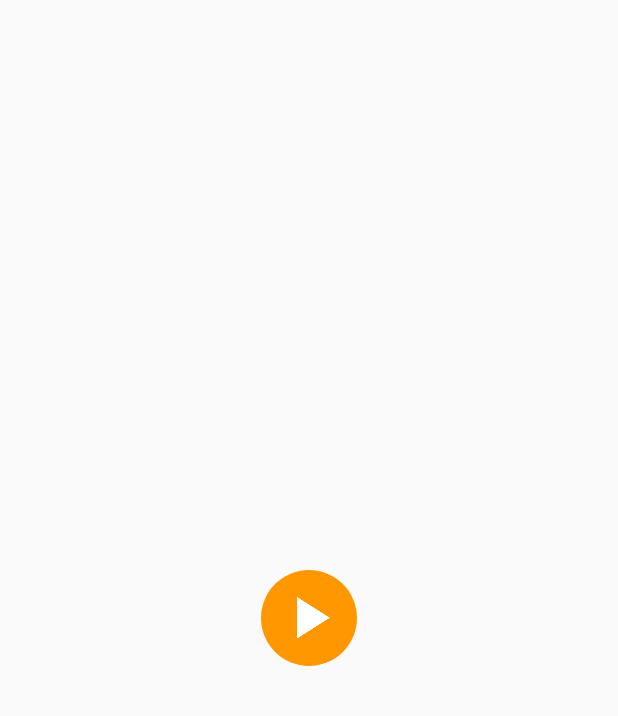
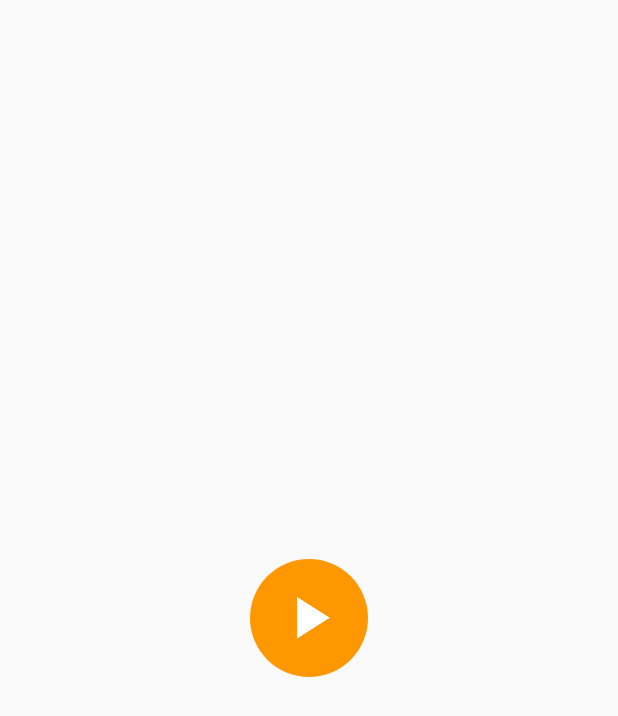
Before and after one commit to indywidualny/Centrum.fm, an Android app: the layout widget_quick_play.xml on its own in the app's theme, with its tools: preview values and no code run, on a phone screen of 412 x 824 dp. Shown: the top 716 px of the screen. Run offline under Robolectric (Android 15) with nearby library versions, the phone set to English and light mode, and no system bars.

Commit message:
Widget size improved

```diff
--- a/app/src/main/res/layout/widget_quick_play.xml
+++ b/app/src/main/res/layout/widget_quick_play.xml
@@ -2,7 +2,7 @@
 <RelativeLayout xmlns:android="http://schemas.android.com/apk/res/android"
     android:layout_width="match_parent"
     android:layout_height="match_parent"
-    android:layout_margin="12dp"
+    android:layout_margin="3dp"
     android:background="@android:color/transparent">
 
     <ImageView
@@ -13,7 +13,7 @@
         android:adjustViewBounds="true"
         android:background="@drawable/background_circle"
         android:contentDescription="@string/action_play_stop"
-        android:padding="8dp"
+        android:padding="15dp"
         android:src="@drawable/ic_play_arrow_white_48dp" />
 
 </RelativeLayout>
--- a/app/src/main/res/xml/changelog_master.xml
+++ b/app/src/main/res/xml/changelog_master.xml
@@ -1,5 +1,11 @@
 <?xml version="1.0" encoding="utf-8"?>
 <changelog>
+
+    <release
+        version="2.0"
+        versioncode="20">
+        <change>korekta rozmiaru widgeta (1x1)</change>
+    </release>
 
 	<!-- TODO: Temporarily disabled on request of the radio station -->
     <!--
--- a/app/src/main/res/xml/widget_provider.xml
+++ b/app/src/main/res/xml/widget_provider.xml
@@ -2,8 +2,8 @@
 <appwidget-provider xmlns:android="http://schemas.android.com/apk/res/android"
     xmlns:tools="http://schemas.android.com/tools"
     android:initialLayout="@layout/widget_quick_play"
-    android:minHeight="74dp"
-    android:minWidth="74dp"
+    android:minHeight="62dp"
+    android:minWidth="62dp"
     android:previewImage="@drawable/widget_preview"
     android:widgetCategory="home_screen"
     tools:ignore="UnusedAttribute" />
```
